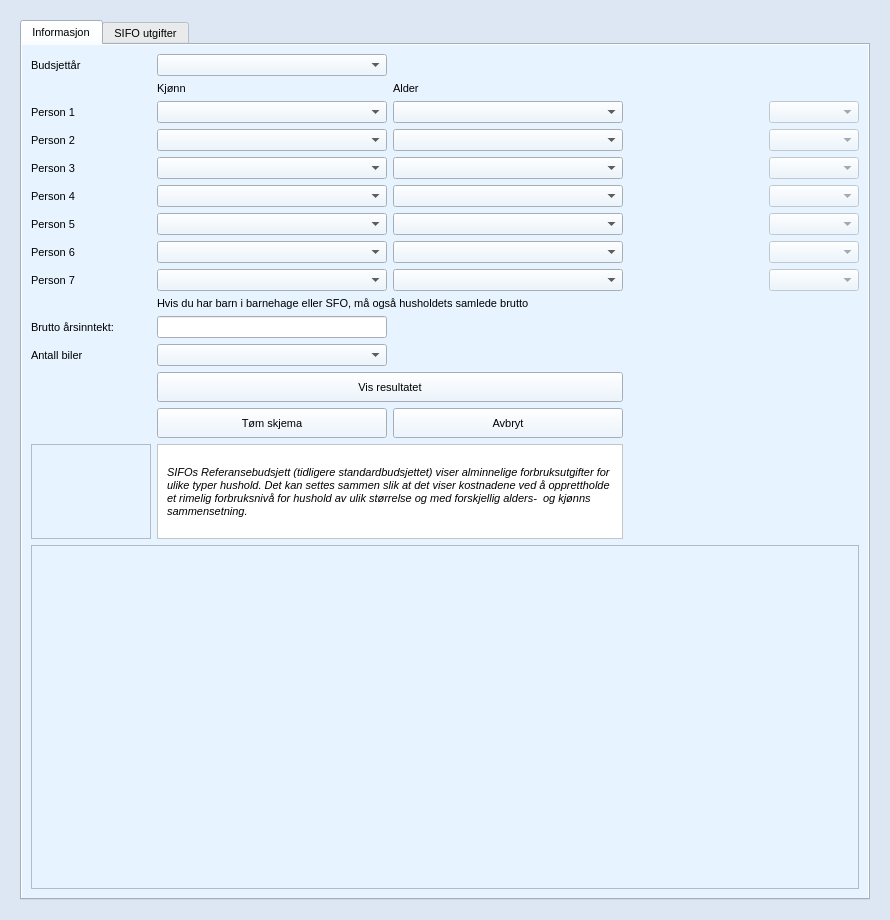
seemir/stressa, file source/ui/views/forms/sifo_form.ui: the form before one commit.
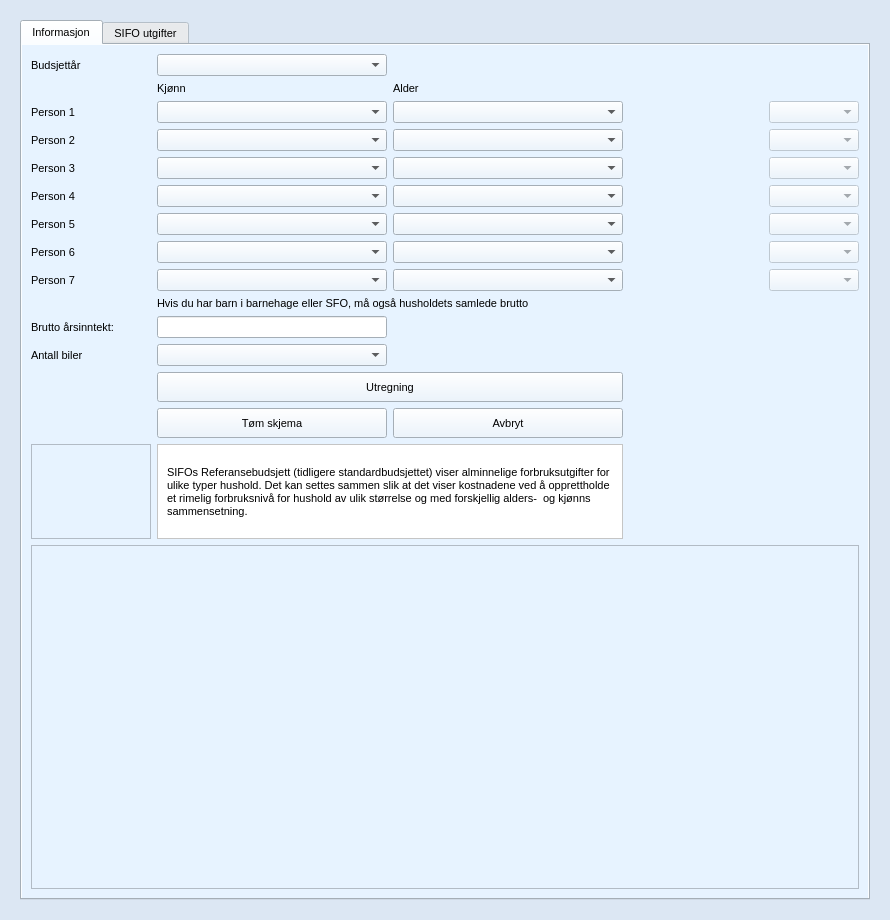
The form after the commit. Icons and pictures are not drawn.

The edit to the form file:
```diff
--- a/source/ui/views/forms/sifo_form.ui
+++ b/source/ui/views/forms/sifo_form.ui
@@ -1400,7 +1400,7 @@
                  <font>
                   <family>Segoe UI</family>
                   <pointsize>8</pointsize>
-                  <italic>true</italic>
+                  <italic>false</italic>
                  </font>
                 </property>
                 <property name="text">
@@ -2346,7 +2346,7 @@
               <enum>Qt::NoFocus</enum>
              </property>
              <property name="text">
-              <string>Vis resultatet</string>
+              <string>Utregning</string>
              </property>
              <property name="icon">
               <iconset resource="../../images/img.qrc">
```
